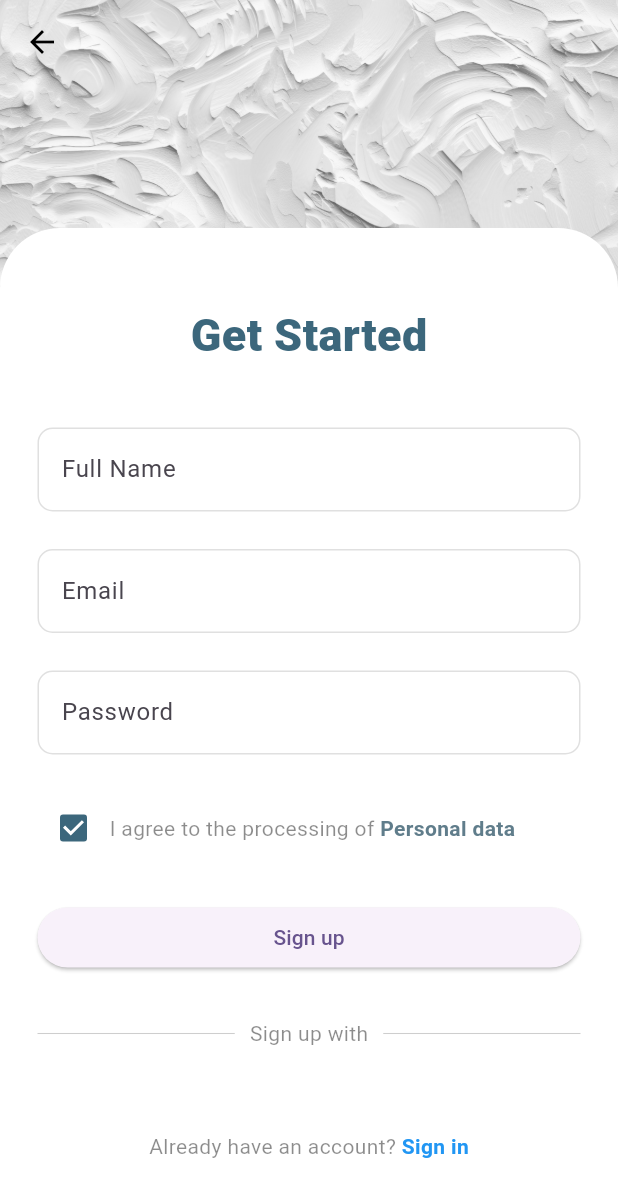
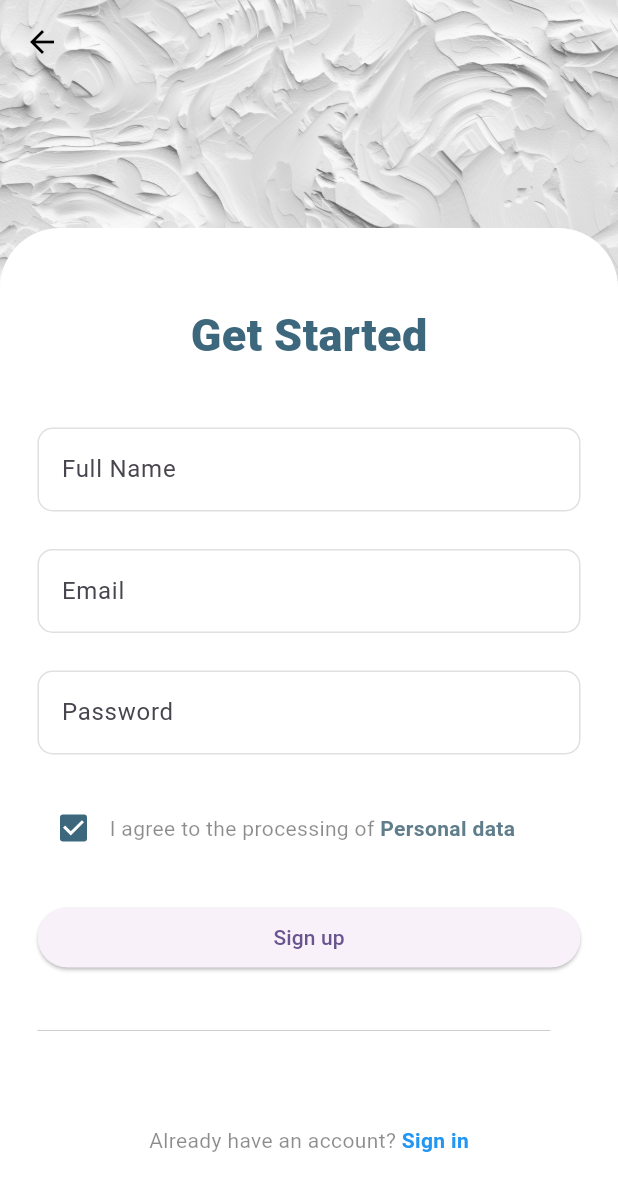
Before and after one commit to SondosAlnbary/final-project, a Flutter app: the SingnInScreen screen opened directly, after a tap on "Sign in", after a tap on "Sign up", on a phone screen of 412 x 824 dp. Shown: the top 1197 px of the screen. Run offline on Flutter 3.47's test engine with Material 2 defaults, Android fonts, the phone set to English and light mode, and no system bars.

Commit message:
changing in sign up screen

```diff
--- a/lib/screens/signin_screen.dart
+++ b/lib/screens/signin_screen.dart
@@ -134,6 +134,7 @@ Widget build(BuildContext context){
                          ),
                     ],
                   ),
+
                 ],
                ),
                GestureDetector(
@@ -166,9 +167,11 @@ Widget build(BuildContext context){
                     }
                   },
                   child: const Text('Sign in'),
+
                 ),
               ),
-              const SizedBox(height: 25,),
+              const SizedBox(height:30.0),
+
               Row(
                 mainAxisAlignment: MainAxisAlignment.center,
                 children: [
@@ -178,6 +181,7 @@ Widget build(BuildContext context){
                       color: Colors.black45,
                     ),
                     ),
+
                     GestureDetector(
                       onTap: (){
                         Navigator.push(
@@ -195,9 +199,11 @@ Widget build(BuildContext context){
                         ),
                       ),
                     ),
+
                 ],
               ),
-
+              const SizedBox(
+                        height: 20.0,)
                 ],
               ),
             ),
--- a/lib/screens/signup_screen.dart
+++ b/lib/screens/signup_screen.dart
@@ -218,19 +218,9 @@ class _SignUpScreenState extends State<SignUpScreen> {
                               vertical: 0,
                               horizontal: 10,
                             ),
-                            child: Text(
-                              'Sign up with',
-                              style: TextStyle(
-                                color: Colors.black45,
-                              ),
-                            ),
+
                           ),
-                          Expanded(
-                            child: Divider(
-                              thickness: 0.7,
-                              color: Colors.grey.withOpacity(0.5),
-                            ),
-                          ),
+
                         ],
                       ),
                       const SizedBox(
```
